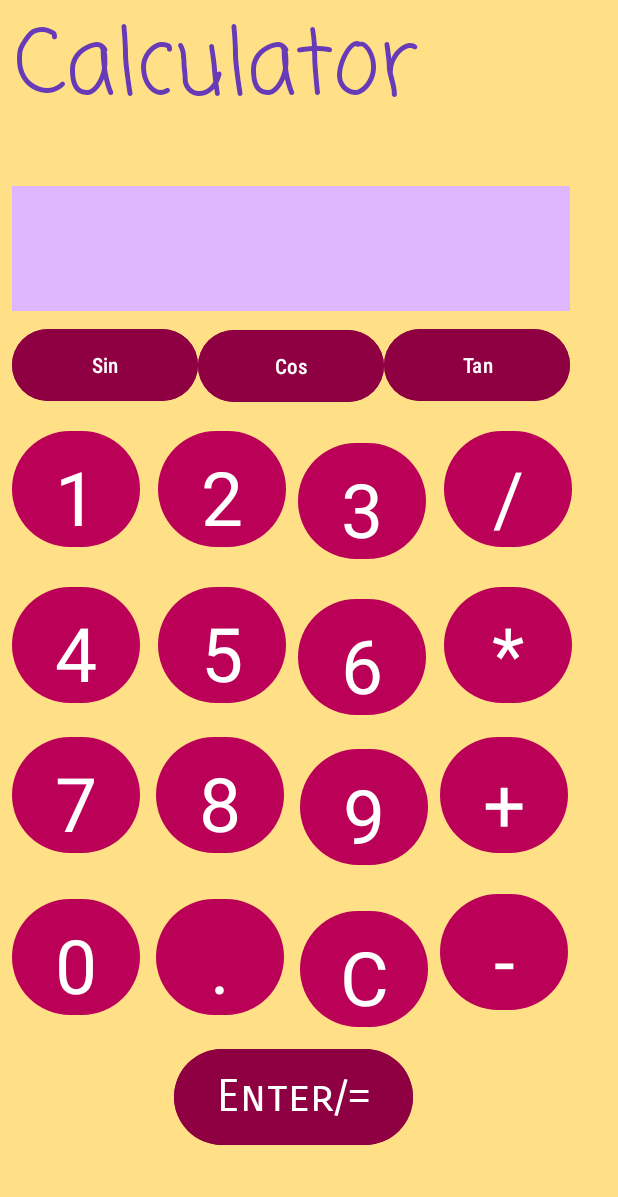
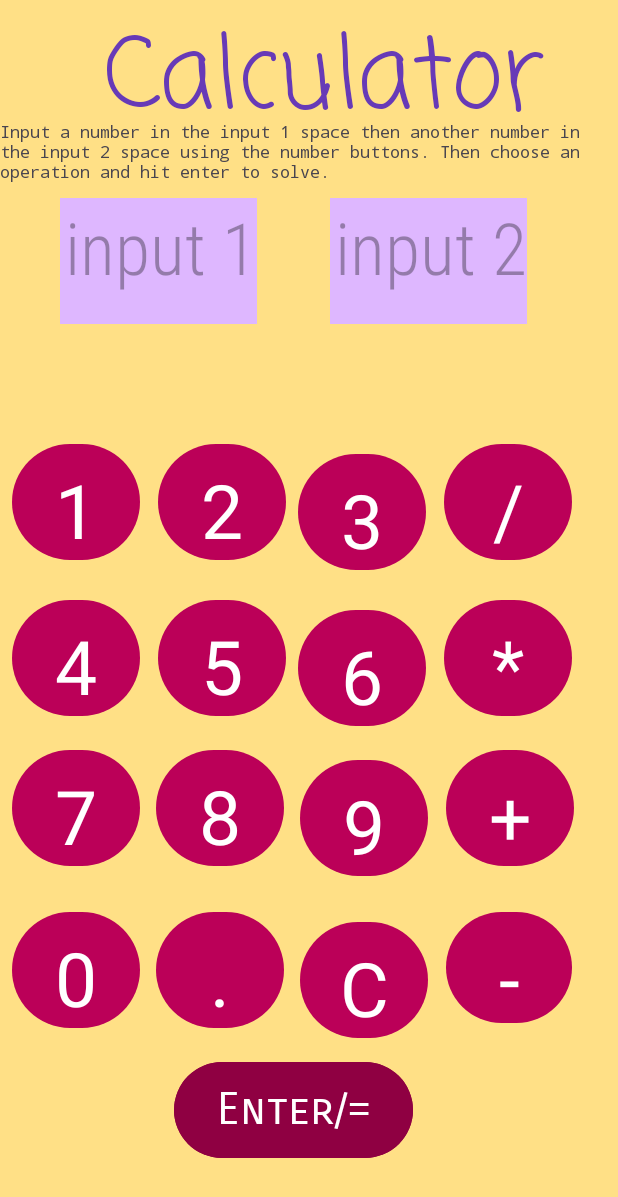
Before and after one commit to Nnethra13/CalculatorAppNattami, an Android app: the screen it shows after launch (MainActivity), on a phone screen of 412 x 824 dp. Shown: the top 1197 px of the screen. Run offline under Robolectric (Android 15) with nearby library versions, the phone set to English and light mode, and no system bars; Roboto replaces fonts that are not available here.

Commit message:
started some code

```diff
--- a/app/src/main/java/com/example/calculatorappnattami/MainActivity.java
+++ b/app/src/main/java/com/example/calculatorappnattami/MainActivity.java
@@ -3,12 +3,75 @@ package com.example.calculatorappnattami;
 import androidx.appcompat.app.AppCompatActivity;
 
 import android.os.Bundle;
+import android.util.Log;
+import android.view.View;
+import android.widget.Button;
+import android.widget.EditText;
 
-public class MainActivity extends AppCompatActivity {
+public class MainActivity extends AppCompatActivity implements View.OnClickListener{
 
     @Override
     protected void onCreate(Bundle savedInstanceState) {
         super.onCreate(savedInstanceState);
         setContentView(R.layout.activity_main);
     }
+    public void getTextValues(View v) {
+        // reference to EditText's by locating its elements in the xml file
+        // then convert to string then integer
+
+        Button buttonAdd = findViewById(R.id.addButton);
+        Button buttonSubtract = findViewById(R.id.subtractButton);
+
+
+
+        // input 1
+        EditText userInputEt1 = findViewById(R.id.inputEditNumberDecimal1);
+        int input1 = userInputEt1.getInputType();
+
+        // input 2
+        EditText userInputEt2 = findViewById(R.id.inputEditNumberDecimal2);
+        int input2 = userInputEt2.getInputType();
+
+
+        // don't forget to CALL this method with the onClick
+    }
+
+    public void buttonSelect(View v){
+        int numInput;
+        if(v.getId() == R.id.button1){
+            numInput = 1;
+        }
+        else if(v.getId() == R.id.button2){
+            numInput = 2;
+        }
+        else if(v.getId() == R.id.button3){
+            numInput = 3;
+        }
+        else if(v.getId() == R.id.button4){
+            numInput = 4;
+        }
+        else if(v.getId() == R.id.button5){
+            numInput = 5;
+        }
+        else if(v.getId() == R.id.button6){
+            numInput = 6;
+        }
+        else if(v.getId() == R.id.button7){
+            numInput = 7;
+        }
+        else if(v.getId() == R.id.button8){
+            numInput = 8;
+        }
+        else if(v.getId() == R.id.button9){
+            numInput = 9;
+        }
+        else if(v.getId() == R.id.button0){
+            numInput = 0;
+        }
+    }
+
+    @Override
+    public void onClick(View view) {
+
+    }
 }
--- a/app/src/main/res/layout/activity_main.xml
+++ b/app/src/main/res/layout/activity_main.xml
@@ -7,20 +7,41 @@
     android:background="@color/md_theme_dark_onSurface"
     tools:context=".MainActivity">
 
+
     <EditText
-        android:id="@+id/InputEditText"
-        android:layout_width="372dp"
-        android:layout_height="83dp"
-        android:layout_marginStart="8dp"
-        android:layout_marginTop="124dp"
+        android:id="@+id/inputEditNumberDecimal1"
+        android:layout_width="131dp"
+        android:layout_height="84dp"
+        android:layout_marginStart="40dp"
+        android:layout_marginTop="132dp"
         android:background="@color/md_theme_dark_secondaryContainer"
         android:backgroundTint="@color/md_theme_dark_secondary"
         android:ems="10"
         android:fontFamily="sans-serif-condensed-light"
         android:gravity="right"
+        android:hint="input 1"
         android:includeFontPadding="true"
-        android:inputType="text|textMultiLine"
-        android:textSize="20sp"
+        android:inputType="numberDecimal"
+        android:textSize="48sp"
+        android:typeface="sans"
+        app:layout_constraintStart_toStartOf="parent"
+        app:layout_constraintTop_toTopOf="parent" />
+
+    <EditText
+        android:id="@+id/inputEditNumberDecimal2"
+        android:layout_width="131dp"
+        android:layout_height="84dp"
+        android:layout_marginStart="220dp"
+        android:layout_marginTop="132dp"
+        android:background="@color/md_theme_dark_secondaryContainer"
+        android:backgroundTint="@color/md_theme_dark_secondary"
+        android:ems="10"
+        android:fontFamily="sans-serif-condensed-light"
+        android:gravity="right"
+        android:hint="input 2"
+        android:includeFontPadding="true"
+        android:inputType="numberDecimal"
+        android:textSize="48sp"
         android:typeface="sans"
         app:layout_constraintStart_toStartOf="parent"
         app:layout_constraintTop_toTopOf="parent" />
@@ -32,7 +53,7 @@
         android:layout_marginTop="76dp"
         android:text="1"
         app:layout_constraintStart_toStartOf="parent"
-        app:layout_constraintTop_toBottomOf="@+id/InputEditText" />
+        app:layout_constraintTop_toBottomOf="@+id/inputEditNumberDecimal1" />
 
     <Button
         android:id="@+id/button2"
@@ -41,7 +62,7 @@
         android:layout_marginTop="76dp"
         android:text="2"
         app:layout_constraintStart_toEndOf="@+id/button1"
-        app:layout_constraintTop_toBottomOf="@+id/InputEditText" />
+        app:layout_constraintTop_toBottomOf="@+id/inputEditNumberDecimal1" />
 
 
     <Button
@@ -51,7 +72,7 @@
         android:text="3"
         app:layout_constraintBottom_toBottomOf="parent"
         app:layout_constraintStart_toEndOf="@+id/button2"
-        app:layout_constraintTop_toBottomOf="@+id/InputEditText"
+        app:layout_constraintTop_toBottomOf="@+id/inputEditNumberDecimal1"
         app:layout_constraintVertical_bias="0.158" />
 
     <Button
@@ -109,7 +130,7 @@
         app:layout_constraintTop_toTopOf="@+id/button2" />
 
     <Button
-        android:id="@+id/button10"
+        android:id="@+id/button8"
         style="@style/NattamiButtons"
         android:layout_marginStart="104dp"
         android:layout_marginTop="204dp"
@@ -128,7 +149,7 @@
         app:layout_constraintTop_toTopOf="@+id/button3" />
 
     <Button
-        android:id="@+id/button8"
+        android:id="@+id/button9"
         style="@style/NattamiButtons"
         android:layout_marginStart="200dp"
         android:layout_marginTop="204dp"
@@ -143,7 +164,7 @@
         android:layout_marginTop="76dp"
         android:text="/"
         app:layout_constraintStart_toEndOf="@+id/button3"
-        app:layout_constraintTop_toBottomOf="@+id/InputEditText" />
+        app:layout_constraintTop_toBottomOf="@+id/inputEditNumberDecimal1" />
 
     <Button
         android:id="@+id/multiplyButton"
@@ -157,59 +178,22 @@
     <Button
         android:id="@+id/addButton"
         style="@style/NattamiButtons"
-        android:layout_marginStart="8dp"
-        android:layout_marginTop="272dp"
+        android:layout_marginStart="12dp"
+        android:layout_marginTop="204dp"
         android:text="+"
-        app:layout_constraintStart_toEndOf="@+id/button8"
-        app:layout_constraintTop_toTopOf="@+id/tanButton" />
+        app:layout_constraintStart_toEndOf="@+id/button9"
+        app:layout_constraintTop_toTopOf="@+id/divideButton" />
 
     <Button
         android:id="@+id/subtractButton"
         style="@style/NattamiButtons"
-        android:layout_marginStart="8dp"
-        android:layout_marginTop="468dp"
+        android:layout_width="84dp"
+        android:layout_height="82dp"
+        android:layout_marginStart="12dp"
+        android:layout_marginTop="312dp"
         android:text="-"
         app:layout_constraintStart_toEndOf="@+id/clearTextButton"
-        app:layout_constraintTop_toTopOf="@+id/InputEditText" />
-
-    <Button
-        android:id="@+id/sinButton"
-        android:layout_width="124dp"
-        android:layout_height="56dp"
-        android:layout_marginStart="8dp"
-        android:layout_marginTop="8dp"
-        android:backgroundTint="@color/md_theme_dark_primaryContainer"
-        android:fontFamily="sans-serif-condensed-medium"
-        android:padding="@dimen/functionButtonPadding"
-        android:text="Sin"
-        app:layout_constraintStart_toStartOf="parent"
-        app:layout_constraintTop_toBottomOf="@+id/InputEditText" />
-
-    <Button
-        android:id="@+id/cosButton"
-        android:layout_width="124dp"
-        android:layout_height="56dp"
-        android:layout_marginStart="132dp"
-        android:layout_marginTop="92dp"
-        android:backgroundTint="@color/md_theme_dark_primaryContainer"
-        android:fontFamily="sans-serif-condensed-medium"
-        android:padding="@dimen/functionButtonPadding"
-        android:text="Cos"
-        app:layout_constraintStart_toStartOf="parent"
-        app:layout_constraintTop_toTopOf="@+id/InputEditText" />
-
-    <Button
-        android:id="@+id/tanButton"
-        android:layout_width="124dp"
-        android:layout_height="56dp"
-        android:layout_marginStart="124dp"
-        android:layout_marginTop="8dp"
-        android:backgroundTint="@color/md_theme_dark_primaryContainer"
-        android:fontFamily="sans-serif-condensed-medium"
-        android:padding="@dimen/functionButtonPadding"
-        android:text="Tan"
-        app:layout_constraintStart_toEndOf="@+id/sinButton"
-        app:layout_constraintTop_toBottomOf="@+id/InputEditText" />
+        app:layout_constraintTop_toTopOf="@+id/divideButton" />
 
     <Button
         android:id="@+id/enterButton"
@@ -223,18 +207,43 @@
         android:text="Enter/="
         android:textSize="30sp"
         app:layout_constraintStart_toStartOf="parent"
-        app:layout_constraintTop_toBottomOf="@+id/InputEditText" />
+        app:layout_constraintTop_toBottomOf="@+id/inputEditNumberDecimal1" />
 
     <TextView
-        android:layout_width="288dp"
-        android:layout_height="102dp"
+        android:id="@+id/textView4"
+        android:layout_width="311dp"
+        android:layout_height="96dp"
+        android:layout_marginTop="4dp"
+        android:layout_marginEnd="40dp"
         android:fontFamily="casual"
         android:text="Calculator"
         android:textAlignment="center"
         android:textColor="#673AB7"
-        android:textSize="60sp"
-        tools:layout_editor_absoluteX="52dp"
-        tools:layout_editor_absoluteY="36dp" />
+        android:textSize="65sp"
+        app:layout_constraintEnd_toEndOf="parent"
+        app:layout_constraintTop_toTopOf="parent" />
+
+    <TextView
+        android:id="@+id/textView2"
+        android:layout_width="wrap_content"
+        android:layout_height="wrap_content"
+        android:layout_marginTop="80dp"
+        android:fontFamily="monospace"
+        android:text="Input a number in the input 1 space then another number in the input 2 space using the number buttons. Then choose an operation and hit enter to solve."
+        android:textSize="11sp"
+        app:layout_constraintStart_toStartOf="parent"
+        app:layout_constraintTop_toTopOf="parent" />
+
+    <TextView
+        android:id="@+id/anwerTextView"
+        android:layout_width="wrap_content"
+        android:layout_height="wrap_content"
+        android:layout_marginStart="200dp"
+        android:layout_marginTop="240dp"
+        android:gravity="center"
+        android:textSize="30sp"
+        app:layout_constraintStart_toStartOf="parent"
+        app:layout_constraintTop_toTopOf="parent" />
 
 
 </androidx.constraintlayout.widget.ConstraintLayout>
```
